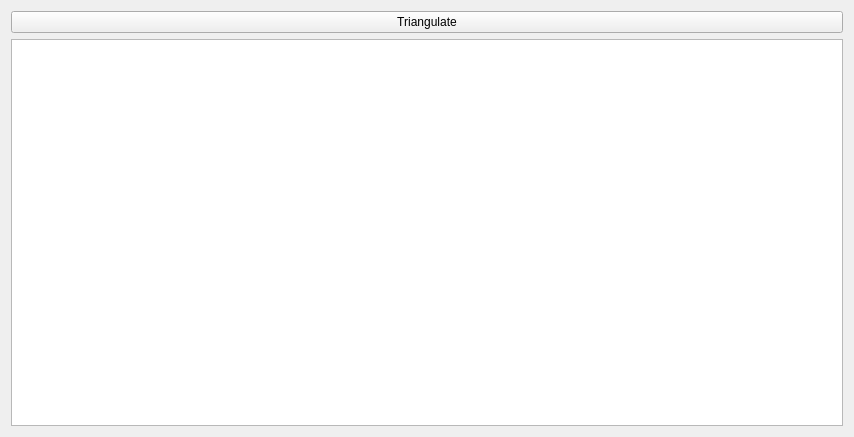
The window that src/ui/mainwindow/triangulationtab.ui (flec/sfm) describes before a commit, drawn with Qt 5.
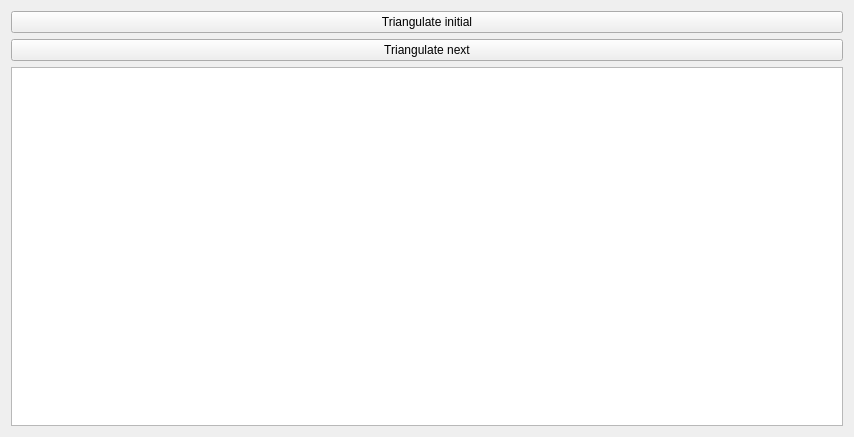
The same window after the commit.

```diff
--- a/src/ui/mainwindow/triangulationtab.ui
+++ b/src/ui/mainwindow/triangulationtab.ui
@@ -19,7 +19,14 @@
      <item>
       <widget class="QPushButton" name="runTriangulation">
        <property name="text">
-        <string>Triangulate</string>
+        <string>Triangulate initial</string>
+       </property>
+      </widget>
+     </item>
+     <item>
+      <widget class="QPushButton" name="runNextTriangulation">
+       <property name="text">
+        <string>Triangulate next</string>
        </property>
       </widget>
      </item>
```
Left out of the diff: 2 changed lines with no effect on the pictures.
